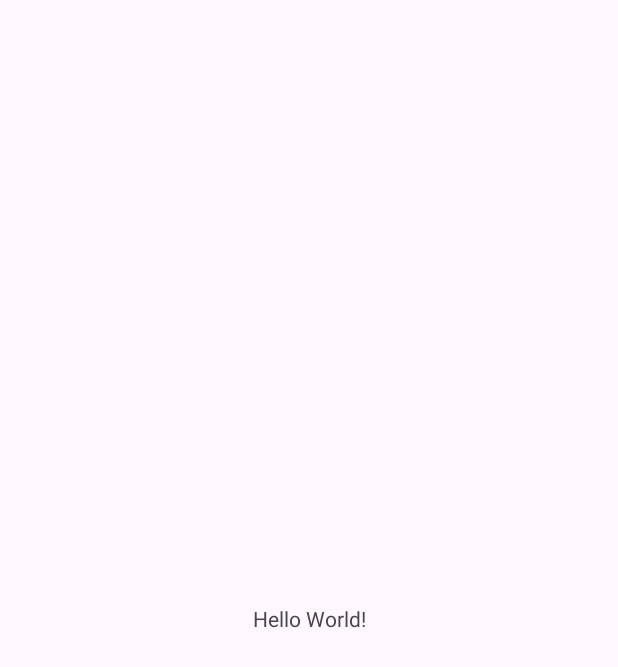
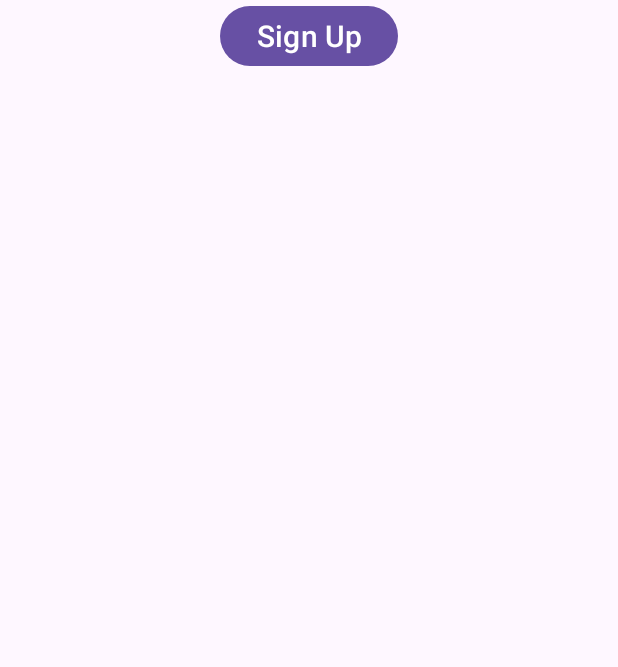
Before and after one commit to emanueleluraschi/Educa, an Android app: the screen it shows after launch (Punto_inizio), on a phone screen of 412 x 824 dp. Before the commit the part shown is almost empty. Shown: the top 667 px of the screen. Run offline under Robolectric (Android 15) with nearby library versions, the phone set to English and light mode, and no system bars.

Commit message:
secondo layout sign up e stabiliti colori primari secondari e terziari

```diff
--- a/app/src/main/AndroidManifest.xml
+++ b/app/src/main/AndroidManifest.xml
@@ -13,6 +13,9 @@
         android:theme="@style/Theme.Educa"
         tools:targetApi="31">
         <activity
+            android:name=".Login_registrazione"
+            android:exported="false" />
+        <activity
             android:name=".Punto_inizio"
             android:exported="true">
             <intent-filter>
--- a/app/src/main/res/layout/punto_inizio.xml
+++ b/app/src/main/res/layout/punto_inizio.xml
@@ -7,13 +7,25 @@
     android:layout_height="match_parent"
     tools:context=".Punto_inizio">
 
-    <TextView
+    <Button
+        android:id="@+id/signin"
         android:layout_width="wrap_content"
         android:layout_height="wrap_content"
-        android:text="Hello World!"
-        app:layout_constraintBottom_toBottomOf="parent"
+        android:text="Sign In"
+        android:textSize="20sp"
         app:layout_constraintEnd_toEndOf="parent"
+        app:layout_constraintHorizontal_bias="0.5"
         app:layout_constraintStart_toStartOf="parent"
-        app:layout_constraintTop_toTopOf="parent" />
+        tools:layout_editor_absoluteY="495dp" />
 
+    <Button
+        android:id="@+id/signup"
+        android:layout_width="wrap_content"
+        android:layout_height="wrap_content"
+        android:text="Sign Up"
+        android:textSize="20sp"
+        app:layout_constraintEnd_toEndOf="parent"
+        app:layout_constraintHorizontal_bias="0.5"
+        app:layout_constraintStart_toStartOf="parent"
+        tools:layout_editor_absoluteY="566dp" />
 </androidx.constraintlayout.widget.ConstraintLayout>
```
Also changed, not shown: app/src/main/java/com/example/educa/Login_registrazione.kt (added, +20 -0 lines), app/src/main/res/layout/activity_login_registrazione.xml (added, +10 -0 lines), app/src/main/res/values/colors.xml (+18 -0 lines).
